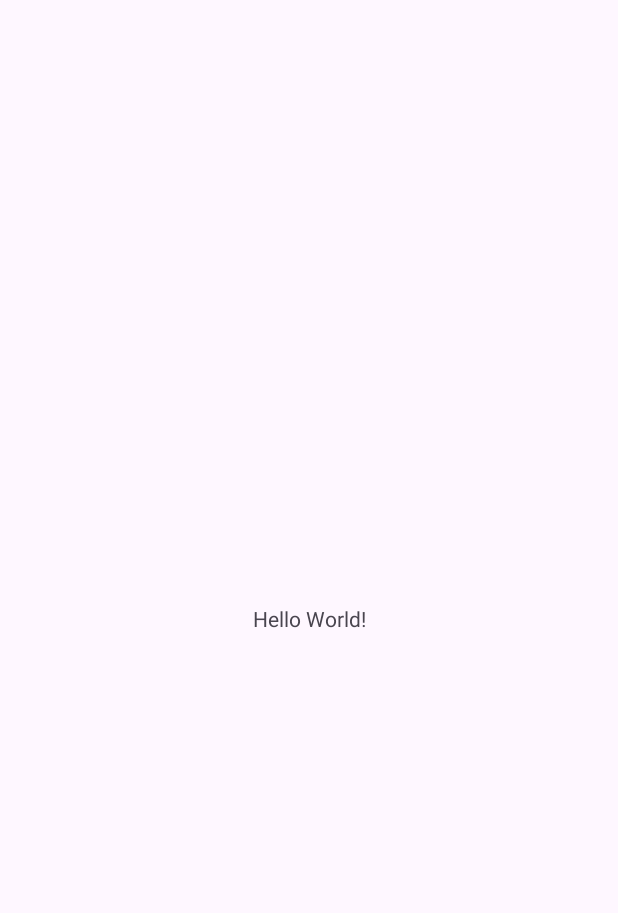
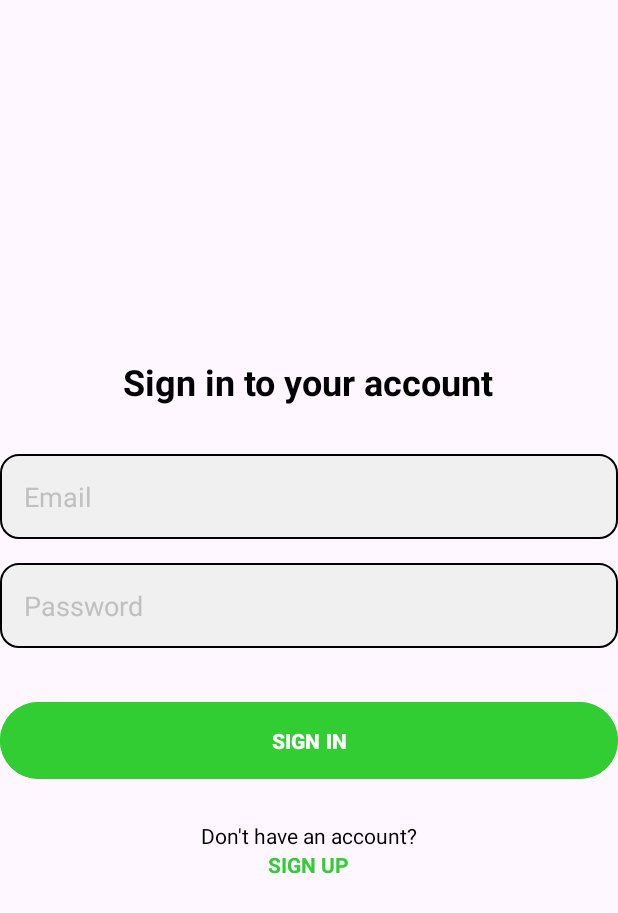
Before and after one commit to DanielBooysen/XBAD7319_POE, an Android app: the screen it shows after launch (MainActivity), on a phone screen of 412 x 824 dp. Before the commit the part shown is almost empty. Shown: the top 913 px of the screen. Run offline under Robolectric (Android 15) with nearby library versions, the phone set to English and light mode, and no system bars.

Commit message:
All files created. Login & Dashboards frontend.

```diff
--- /dev/null
+++ b/app/src/main/res/drawable/input_background.xml
@@ -0,0 +1,5 @@
+<shape xmlns:android="http://schemas.android.com/apk/res/android">
+    <solid android:color="#F0F0F0"/>
+    <corners android:radius="12dp"/>
+    <stroke android:width="1dp" android:color="@color/black"/>
+</shape>
--- a/app/src/main/res/layout/activity_main.xml
+++ b/app/src/main/res/layout/activity_main.xml
@@ -1,19 +1,85 @@
 <?xml version="1.0" encoding="utf-8"?>
-<androidx.constraintlayout.widget.ConstraintLayout xmlns:android="http://schemas.android.com/apk/res/android"
-    xmlns:app="http://schemas.android.com/apk/res-auto"
+<LinearLayout
+    xmlns:android="http://schemas.android.com/apk/res/android"
     xmlns:tools="http://schemas.android.com/tools"
     android:id="@+id/main"
     android:layout_width="match_parent"
     android:layout_height="match_parent"
+    android:orientation="vertical"
+    android:gravity="center"
+    android:padding="16dp"
     tools:context=".MainActivity">
 
+    <!-- Login Header Text -->
     <TextView
         android:layout_width="wrap_content"
         android:layout_height="wrap_content"
-        android:text="Hello World!"
-        app:layout_constraintBottom_toBottomOf="parent"
-        app:layout_constraintEnd_toEndOf="parent"
-        app:layout_constraintStart_toStartOf="parent"
-        app:layout_constraintTop_toTopOf="parent" />
+        android:text="@string/sign_in_to_your_account"
+        android:textSize="24sp"
+        android:textStyle="bold"
+        android:layout_gravity="center_horizontal"
+        android:textColor="#000000"
+        android:paddingBottom="32dp"/>
 
-</androidx.constraintlayout.widget.ConstraintLayout>
+    <!-- Email Input -->
+    <EditText
+        android:id="@+id/email_input"
+        android:layout_width="match_parent"
+        android:layout_height="wrap_content"
+        android:hint="@string/email"
+        android:background="@drawable/input_background"
+        android:padding="16dp"
+        android:textColorHint="#C0C0C0"
+        android:layout_marginBottom="16dp"
+        android:inputType="textEmailAddress"
+        android:autofillHints="Email" />
+
+    <!-- Password Input -->
+    <EditText
+        android:id="@+id/password_input"
+        android:layout_width="match_parent"
+        android:layout_height="wrap_content"
+        android:hint="@string/password"
+        android:background="@drawable/input_background"
+        android:padding="16dp"
+        android:textColorHint="#C0C0C0"
+        android:layout_marginBottom="32dp"
+        android:inputType="textPassword"
+        android:autofillHints="Password" />
+
+    <!-- Sign In Button -->
+    <Button
+        android:id="@+id/sign_in_button"
+        android:layout_width="match_parent"
+        android:layout_height="wrap_content"
+        android:backgroundTint="#32CD32"
+        android:text="@string/sign_in"
+        android:textAllCaps="false"
+        android:textColor="#FFFFFF"
+        android:textStyle="bold"
+        android:padding="16dp"
+        android:layout_marginBottom="24dp"/>
+
+    <!-- Sign Up Text -->
+    <LinearLayout
+        android:layout_width="wrap_content"
+        android:layout_height="wrap_content"
+        android:orientation="vertical"
+        android:gravity="center">
+
+        <TextView
+            android:layout_width="wrap_content"
+            android:layout_height="wrap_content"
+            android:text="@string/don_t_have_an_account"
+            android:textColor="#000000" />
+
+        <TextView
+            android:id="@+id/sign_up_text"
+            android:layout_width="wrap_content"
+            android:layout_height="wrap_content"
+            android:text="@string/sign_up"
+            android:textColor="#32CD32"
+            android:textStyle="bold" />
+    </LinearLayout>
+
+</LinearLayout>
--- a/app/src/main/res/values/strings.xml
+++ b/app/src/main/res/values/strings.xml
@@ -1,3 +1,14 @@
 <resources>
-    <string name="app_name">XBCAD7319</string>
+    <string name="app_name">Apex Solutions</string>
+    <string name="active_tasks">Active Tasks</string>
+    <string name="completed_tasks">Completed Tasks</string>
+    <string name="your_tasks">Your Tasks</string>
+    <string name="log_hours">Log Hours</string>
+    <string name="logout">Logout</string>
+    <string name="sign_in_to_your_account">Sign in to your account</string>
+    <string name="email">Email</string>
+    <string name="password">Password</string>
+    <string name="sign_in">SIGN IN</string>
+    <string name="don_t_have_an_account">Don\'t have an account?</string>
+    <string name="sign_up">SIGN UP</string>
 </resources>
```
Also changed, not shown: app/src/main/AndroidManifest.xml (+24 -0 lines), app/src/main/java/com/example/xbcad7319/ActiveTasks.kt (added, +20 -0 lines), app/src/main/java/com/example/xbcad7319/AdminDash.kt (added, +20 -0 lines), app/src/main/java/com/example/xbcad7319/CompletedTasks.kt (added, +20 -0 lines), app/src/main/java/com/example/xbcad7319/CreateEmp.kt (added, +20 -0 lines), app/src/main/java/com/example/xbcad7319/CreateTask.kt (added, +20 -0 lines), app/src/main/java/com/example/xbcad7319/EmpDash.kt (added, +20 -0 lines), app/src/main/java/com/example/xbcad7319/HoursWorked.kt (added, +20 -0 lines), app/src/main/java/com/example/xbcad7319/YourTasks.kt (added, +20 -0 lines), app/src/main/res/layout/activity_active_tasks.xml (added, +10 -0 lines), app/src/main/res/layout/activity_admin_dash.xml (added, +97 -0 lines), app/src/main/res/layout/activity_completed_tasks.xml (added, +10 -0 lines), app/src/main/res/layout/activity_create_emp.xml (added, +10 -0 lines), app/src/main/res/layout/activity_create_task.xml (added, +10 -0 lines), 3 more files.
